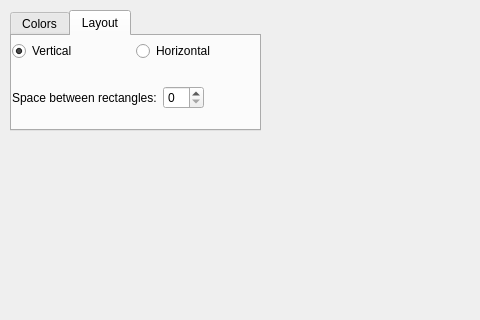
Above: contents/ui/config.ui from xdarklight/keystate-plasmoid before the change; both pictures show x 0 to 480 and y 0 to 320 of the 682 by 595 pixel window. Below: the same form after it.
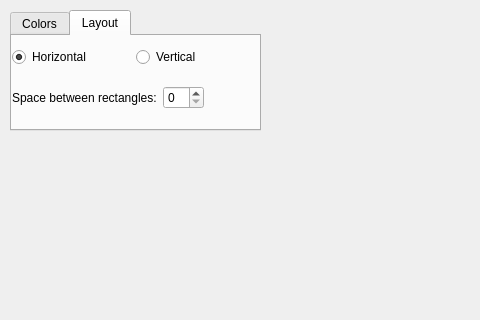
That is the form after the change. The open tabs and pages were chosen to show the change. Custom widgets are drawn as their Qt base class.

```diff
--- a/contents/ui/config.ui
+++ b/contents/ui/config.ui
@@ -109,26 +109,29 @@
      <property name="geometry">
       <rect>
        <x>0</x>
-       <y>0</y>
+       <y>10</y>
        <width>241</width>
-       <height>31</height>
+       <height>23</height>
       </rect>
      </property>
      <layout class="QHBoxLayout" name="horizontalLayout">
-      <item>
-       <widget class="QRadioButton" name="kcfg_VerticalLayout">
-        <property name="text">
-         <string>Vertical</string>
-        </property>
-        <property name="checked">
-         <bool>true</bool>
-        </property>
-       </widget>
-      </item>
       <item>
        <widget class="QRadioButton" name="kcfg_HorizontalLayout">
         <property name="text">
          <string>Horizontal</string>
+        </property>
+        <property name="checked">
+         <bool>true</bool>
+        </property>
+       </widget>
+      </item>
+      <item>
+       <widget class="QRadioButton" name="kcfg_VerticalLayout">
+        <property name="text">
+         <string>Vertical</string>
+        </property>
+        <property name="checked">
+         <bool>false</bool>
         </property>
        </widget>
       </item>
```
Left out of the diff: 2 changed lines with no effect on the pictures.
